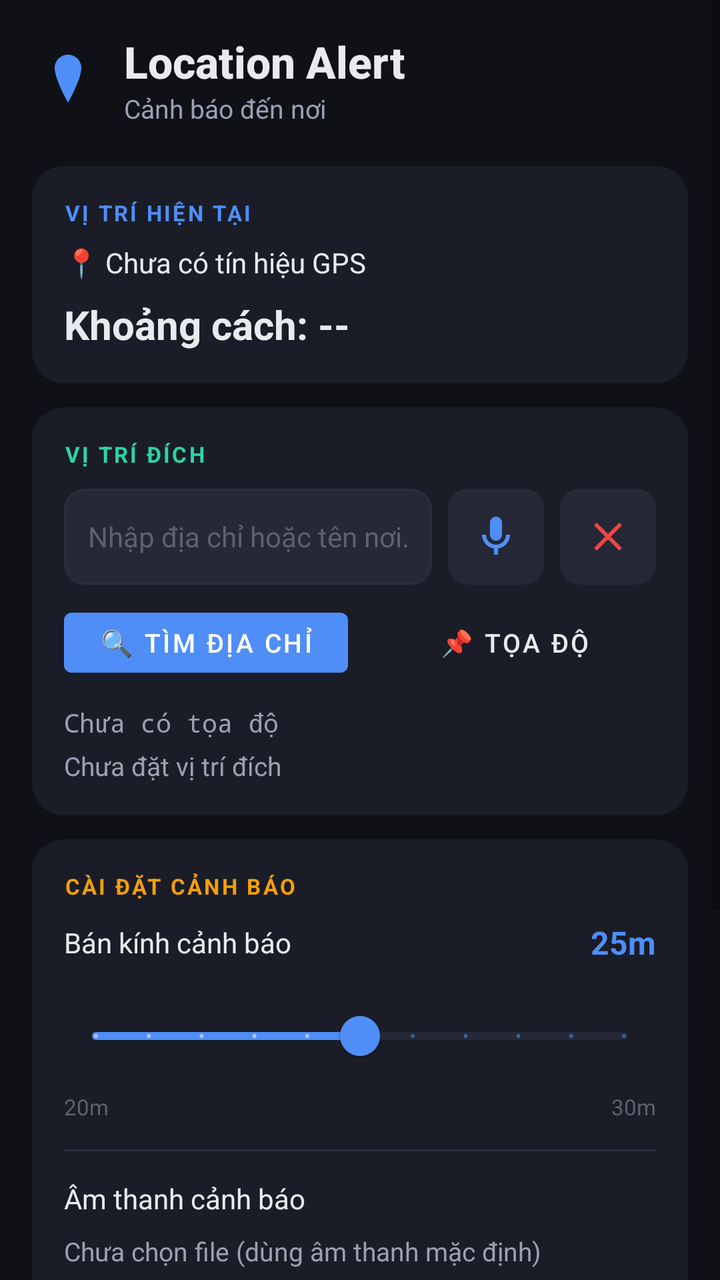
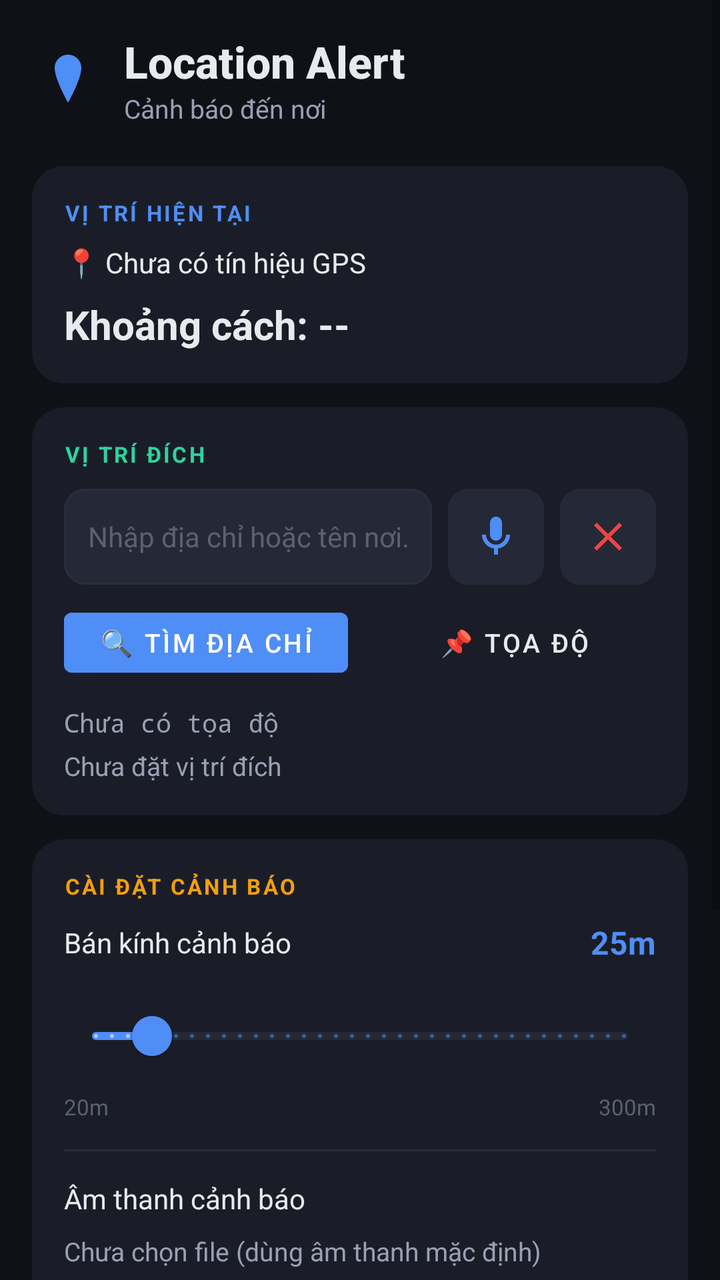

Two renders of the same Android screen: before a commit and after it. Below are the layout's source before the change and the commit's diff.
<!-- AndroidManifest.xml: application theme Theme.LocationAlert -->
<!-- res/layout/activity_main.xml -->
<?xml version="1.0" encoding="utf-8"?>
<ScrollView xmlns:android="http://schemas.android.com/apk/res/android"
    xmlns:app="http://schemas.android.com/apk/res-auto"
    android:layout_width="match_parent"
    android:layout_height="match_parent"
    android:background="@color/bg_dark"
    android:fillViewport="true">

    <LinearLayout
        android:layout_width="match_parent"
        android:layout_height="wrap_content"
        android:orientation="vertical"
        android:padding="16dp">

        
        <LinearLayout
            android:layout_width="match_parent"
            android:layout_height="wrap_content"
            android:gravity="center_vertical"
            android:layout_marginBottom="20dp">

            <ImageView
                android:layout_width="36dp"
                android:layout_height="36dp"
                android:src="@drawable/ic_location_alert"
                android:tint="@color/accent_blue" />

            <LinearLayout
                android:layout_width="0dp"
                android:layout_height="wrap_content"
                android:layout_weight="1"
                android:orientation="vertical"
                android:paddingStart="10dp">

                <TextView
                    android:layout_width="wrap_content"
                    android:layout_height="wrap_content"
                    android:text="Location Alert"
                    android:textColor="@color/text_primary"
                    android:textSize="22sp"
                    android:textStyle="bold"
                    android:fontFamily="sans-serif-medium" />

                <TextView
                    android:layout_width="wrap_content"
                    android:layout_height="wrap_content"
                    android:text="Cảnh báo đến nơi"
                    android:textColor="@color/text_secondary"
                    android:textSize="13sp" />
            </LinearLayout>

            
            <View
                android:id="@+id/indicatorTracking"
                android:layout_width="12dp"
                android:layout_height="12dp"
                android:background="@drawable/bg_dot_green"
                android:visibility="gone" />
        </LinearLayout>

        
        <LinearLayout
            style="@style/Card"
            android:layout_marginBottom="12dp">

            <TextView
                android:layout_width="wrap_content"
                android:layout_height="wrap_content"
                android:text="VỊ TRÍ HIỆN TẠI"
                android:textColor="@color/accent_blue"
                android:textSize="11sp"
                android:letterSpacing="0.1"
                android:textStyle="bold"
                android:layout_marginBottom="8dp" />

            <TextView
                android:id="@+id/tvCurrentLocation"
                android:layout_width="match_parent"
                android:layout_height="wrap_content"
                android:text="📍 Chưa có tín hiệu GPS"
                android:textColor="@color/text_primary"
                android:textSize="14sp"
                android:lineSpacingExtra="4dp" />

            <TextView
                android:id="@+id/tvDistance"
                android:layout_width="match_parent"
                android:layout_height="wrap_content"
                android:text="Khoảng cách: --"
                android:textColor="@color/text_primary"
                android:textSize="20sp"
                android:textStyle="bold"
                android:layout_marginTop="8dp" />
        </LinearLayout>

        
        <LinearLayout
            style="@style/Card"
            android:layout_marginBottom="12dp">

            <TextView
                android:layout_width="wrap_content"
                android:layout_height="wrap_content"
                android:text="VỊ TRÍ ĐÍCH"
                android:textColor="@color/accent_green"
                android:textSize="11sp"
                android:letterSpacing="0.1"
                android:textStyle="bold"
                android:layout_marginBottom="10dp" />

            
            <LinearLayout
                android:layout_width="match_parent"
                android:layout_height="wrap_content"
                android:orientation="horizontal"
                android:gravity="center_vertical"
                android:layout_marginBottom="8dp">

                <EditText
                    android:id="@+id/etLocationInput"
                    android:layout_width="0dp"
                    android:layout_height="48dp"
                    android:layout_weight="1"
                    android:background="@drawable/bg_input"
                    android:hint="Nhập địa chỉ hoặc tên nơi..."
                    android:textColor="@color/text_primary"
                    android:textColorHint="@color/text_hint"
                    android:textSize="14sp"
                    android:paddingStart="12dp"
                    android:paddingEnd="12dp"
                    android:inputType="text"
                    android:imeOptions="actionSearch"
                    android:singleLine="true" />

                
                <ImageButton
                    android:id="@+id/btnVoiceInput"
                    android:layout_width="48dp"
                    android:layout_height="48dp"
                    android:layout_marginStart="8dp"
                    android:background="@drawable/bg_btn_icon"
                    android:src="@drawable/ic_mic"
                    android:tint="@color/accent_blue"
                    android:contentDescription="Nhập bằng giọng nói" />

                
                <ImageButton
                    android:id="@+id/btnClearInput"
                    android:layout_width="48dp"
                    android:layout_height="48dp"
                    android:layout_marginStart="8dp"
                    android:background="@drawable/bg_btn_icon"
                    android:src="@drawable/ic_clear"
                    android:tint="@color/alert_red"
                    android:contentDescription="Xóa và nhập lại" />
            </LinearLayout>

            
            <LinearLayout
                android:layout_width="match_parent"
                android:layout_height="wrap_content"
                android:orientation="horizontal"
                android:layout_marginBottom="10dp">

                <Button
                    android:id="@+id/btnSearchLocation"
                    android:layout_width="0dp"
                    android:layout_height="42dp"
                    android:layout_weight="1"
                    android:layout_marginEnd="6dp"
                    android:text="🔍 Tìm địa chỉ"
                    android:textSize="13sp"
                    android:backgroundTint="@color/accent_blue"
                    android:textColor="@color/white" />

                <Button
                    android:id="@+id/btnManualCoords"
                    android:layout_width="0dp"
                    android:layout_height="42dp"
                    android:layout_weight="1"
                    android:layout_marginStart="6dp"
                    android:text="📌 Tọa độ"
                    android:textSize="13sp"
                    android:backgroundTint="@color/surface_card"
                    android:textColor="@color/text_primary" />
            </LinearLayout>

            
            <TextView
                android:id="@+id/tvCoordinates"
                android:layout_width="match_parent"
                android:layout_height="wrap_content"
                android:text="Chưa có tọa độ"
                android:textColor="@color/text_secondary"
                android:textSize="13sp"
                android:fontFamily="monospace" />

            
            <TextView
                android:id="@+id/tvStatus"
                android:layout_width="match_parent"
                android:layout_height="wrap_content"
                android:text="Chưa đặt vị trí đích"
                android:textColor="@color/text_secondary"
                android:textSize="13sp"
                android:layout_marginTop="4dp" />
        </LinearLayout>

        
        <LinearLayout
            style="@style/Card"
            android:layout_marginBottom="12dp">

            <TextView
                android:layout_width="wrap_content"
                android:layout_height="wrap_content"
                android:text="CÀI ĐẶT CẢNH BÁO"
                android:textColor="@color/alert_orange"
                android:textSize="11sp"
                android:letterSpacing="0.1"
                android:textStyle="bold"
                android:layout_marginBottom="10dp" />

            
            <LinearLayout
                android:layout_width="match_parent"
                android:layout_height="wrap_content"
                android:gravity="center_vertical"
                android:layout_marginBottom="12dp">

                <TextView
                    android:layout_width="0dp"
                    android:layout_height="wrap_content"
                    android:layout_weight="1"
                    android:text="Bán kính cảnh báo"
                    android:textColor="@color/text_primary"
                    android:textSize="14sp" />

                <TextView
                    android:id="@+id/tvRadiusValue"
                    android:layout_width="50dp"
                    android:layout_height="wrap_content"
                    android:text="25m"
                    android:textColor="@color/accent_blue"
                    android:textSize="16sp"
                    android:textStyle="bold"
                    android:gravity="end" />
            </LinearLayout>

            <com.google.android.material.slider.Slider
                android:id="@+id/sliderRadius"
                android:layout_width="match_parent"
                android:layout_height="wrap_content"
                android:layout_marginBottom="4dp"
                android:valueFrom="20"
                android:valueTo="30"
                android:value="25"
                android:stepSize="1"
                app:thumbColor="@color/accent_blue"
                app:trackColorActive="@color/accent_blue"
                app:trackColorInactive="@color/surface_elevated" />

            <LinearLayout
                android:layout_width="match_parent"
                android:layout_height="wrap_content">
                <TextView
                    android:layout_width="wrap_content"
                    android:layout_height="wrap_content"
                    android:text="20m"
                    android:textColor="@color/text_hint"
                    android:textSize="11sp" />
                <View android:layout_width="0dp" android:layout_height="1dp" android:layout_weight="1" />
                <TextView
                    android:layout_width="wrap_content"
                    android:layout_height="wrap_content"
                    android:text="30m"
                    android:textColor="@color/text_hint"
                    android:textSize="11sp" />
            </LinearLayout>

            
            <View
                android:layout_width="match_parent"
                android:layout_height="1dp"
                android:background="@color/divider"
                android:layout_marginTop="14dp"
                android:layout_marginBottom="14dp" />

            
            <TextView
                android:layout_width="wrap_content"
                android:layout_height="wrap_content"
                android:text="Âm thanh cảnh báo"
                android:textColor="@color/text_primary"
                android:textSize="14sp"
                android:layout_marginBottom="8dp" />

            <TextView
                android:id="@+id/tvMp3Name"
                android:layout_width="match_parent"
                android:layout_height="wrap_content"
                android:text="Chưa chọn file (dùng âm thanh mặc định)"
                android:textColor="@color/text_secondary"
                android:textSize="13sp"
                android:layout_marginBottom="10dp" />

            <LinearLayout
                android:layout_width="match_parent"
                android:layout_height="wrap_content"
                android:orientation="horizontal">

                <Button
                    android:id="@+id/btnSelectMp3"
                    android:layout_width="0dp"
                    android:layout_height="42dp"
                    android:layout_weight="1"
                    android:layout_marginEnd="8dp"
                    android:text="🎵 Chọn file MP3"
                    android:textSize="13sp"
                    android:backgroundTint="@color/surface_elevated"
                    android:textColor="@color/text_primary" />

                <Button
                    android:id="@+id/btnRemoveMp3"
                    android:layout_width="wrap_content"
                    android:layout_height="42dp"
                    android:text="Xóa"
                    android:textSize="13sp"
                    android:backgroundTint="@color/alert_red"
                    android:textColor="@color/white"
                    android:visibility="gone" />
            </LinearLayout>
        </LinearLayout>

        
        <LinearLayout
            style="@style/Card"
            android:layout_marginBottom="24dp">

            <Button
                android:id="@+id/btnStartTracking"
                android:layout_width="match_parent"
                android:layout_height="56dp"
                android:layout_marginBottom="10dp"
                android:text="▶  BẮT ĐẦU THEO DÕI"
                android:textSize="16sp"
                android:textStyle="bold"
                android:textColor="@color/white"
                android:backgroundTint="@color/accent_green" />

            <Button
                android:id="@+id/btnStopTracking"
                android:layout_width="match_parent"
                android:layout_height="48dp"
                android:text="⏹  DỪNG THEO DÕI"
                android:textSize="15sp"
                android:textColor="@color/text_primary"
                android:backgroundTint="@color/surface_elevated"
                android:enabled="false" />
        </LinearLayout>

    </LinearLayout>
</ScrollView>
<!-- resources referenced by this layout -->
<resources>
  <color name="accent_blue">#4F8EF7</color>
  <color name="accent_green">#2DD4A0</color>
  <color name="alert_orange">#F59E0B</color>
  <color name="alert_red">#EF4444</color>
  <color name="bg_dark">#0F1117</color>
  <color name="divider">#2A2D3E</color>
  <color name="surface_card">#1A1D27</color>
  <color name="surface_elevated">#252836</color>
  <color name="text_hint">#5C6170</color>
  <color name="text_primary">#E8EAED</color>
  <color name="text_secondary">#9AA0B4</color>
  <color name="white">#FFFFFF</color>
  <!-- drawable bg_btn_icon (drawable) -->
  <?xml version="1.0" encoding="utf-8"?>
  <shape xmlns:android="http://schemas.android.com/apk/res/android"
      android:shape="rectangle">
      <solid android:color="@color/surface_elevated" />
      <corners android:radius="10dp" />
  </shape>
  <!-- drawable bg_dot_green (drawable) -->
  <?xml version="1.0" encoding="utf-8"?>
  <shape xmlns:android="http://schemas.android.com/apk/res/android"
      android:shape="oval">
      <solid android:color="@color/accent_green" />
  </shape>
  <!-- drawable bg_input (drawable) -->
  <?xml version="1.0" encoding="utf-8"?>
  <shape xmlns:android="http://schemas.android.com/apk/res/android"
      android:shape="rectangle">
      <solid android:color="@color/surface_elevated" />
      <corners android:radius="10dp" />
      <stroke
          android:width="1dp"
          android:color="@color/divider" />
  </shape>
  <!-- drawable ic_clear (drawable) -->
  <?xml version="1.0" encoding="utf-8"?>
  <vector xmlns:android="http://schemas.android.com/apk/res/android"
      android:width="24dp"
      android:height="24dp"
      android:viewportWidth="24"
      android:viewportHeight="24">
      <path
          android:fillColor="#FFEF4444"
          android:pathData="M19,6.41L17.59,5 12,10.59 6.41,5 5,6.41 10.59,12 5,17.59 6.41,19 12,13.41 17.59,19 19,17.59 13.41,12z" />
  </vector>
  <!-- drawable ic_mic (drawable) -->
  <?xml version="1.0" encoding="utf-8"?>
  <vector xmlns:android="http://schemas.android.com/apk/res/android"
      android:width="24dp"
      android:height="24dp"
      android:viewportWidth="24"
      android:viewportHeight="24">
      <path
          android:fillColor="#FF4F8EF7"
          android:pathData="M12,14c1.66,0 3,-1.34 3,-3V5c0,-1.66 -1.34,-3 -3,-3S9,3.34 9,5v6c0,1.66 1.34,3 3,3z" />
      <path
          android:fillColor="#FF4F8EF7"
          android:pathData="M17,11c0,2.76 -2.24,5 -5,5s-5,-2.24 -5,-5H5c0,3.53 2.61,6.43 6,6.92V21h2v-3.08c3.39,-0.49 6,-3.39 6,-6.92h-2z" />
  </vector>
  <style name="Card">
          <item name="android:layout_width">match_parent</item>
          <item name="android:layout_height">wrap_content</item>
          <item name="android:orientation">vertical</item>
          <item name="android:background">@drawable/bg_card</item>
          <item name="android:padding">16dp</item>
      </style>
  <style name="Theme.LocationAlert" parent="Theme.MaterialComponents.DayNight.NoActionBar">
          <item name="colorPrimary">@color/colorPrimary</item>
          <item name="colorPrimaryDark">@color/colorPrimaryDark</item>
          <item name="colorAccent">@color/colorAccent</item>
          <item name="android:windowBackground">@color/bg_dark</item>
          <item name="android:statusBarColor">@color/bg_dark</item>
          <item name="android:navigationBarColor">@color/bg_dark</item>
      </style>
  <!-- drawable bg_card (drawable) -->
  <?xml version="1.0" encoding="utf-8"?>
  <shape xmlns:android="http://schemas.android.com/apk/res/android"
      android:shape="rectangle">
      <solid android:color="@color/surface_card" />
      <corners android:radius="16dp" />
  </shape>
  <color name="colorPrimary">#4F8EF7</color>
  <color name="colorPrimaryDark">#0F1117</color>
  <color name="colorAccent">#2DD4A0</color>
  <!-- unchanged entries left out for length: 1 -->
</resources>

<!-- the commit's change to res/layout/activity_main.xml (unified diff, before → after) -->
@@ -253,8 +253,8 @@
                 android:layout_height="wrap_content"
                 android:layout_marginBottom="4dp"
                 android:valueFrom="20"
-                android:valueTo="30"
-                android:value="25"
+                android:valueTo="300"
+                android:value="50"
                 android:stepSize="1"
                 app:thumbColor="@color/accent_blue"
                 app:trackColorActive="@color/accent_blue"
@@ -273,7 +273,7 @@
                 <TextView
                     android:layout_width="wrap_content"
                     android:layout_height="wrap_content"
-                    android:text="30m"
+                    android:text="300m"
                     android:textColor="@color/text_hint"
                     android:textSize="11sp" />
             </LinearLayout>
